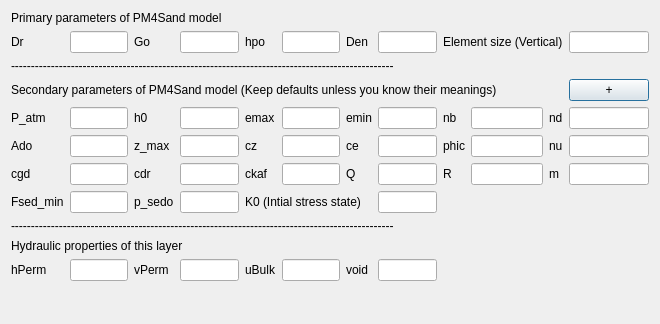
Old version of the form UI/PM4Sand.ui in the repository NHERI-SimCenter/QS3hark.
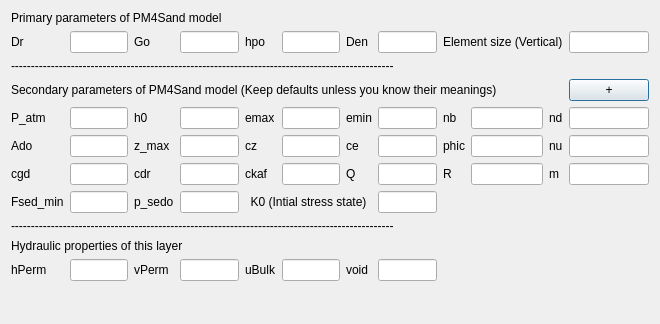
New version of the form.

What changed in the file:
```diff
--- a/UI/PM4Sand.ui
+++ b/UI/PM4Sand.ui
@@ -387,6 +387,9 @@
      <property name="text">
       <string>K0 (Intial stress state)</string>
      </property>
+     <property name="alignment">
+      <set>Qt::AlignCenter</set>
+     </property>
     </widget>
    </item>
    <item row="10" column="7">
```
